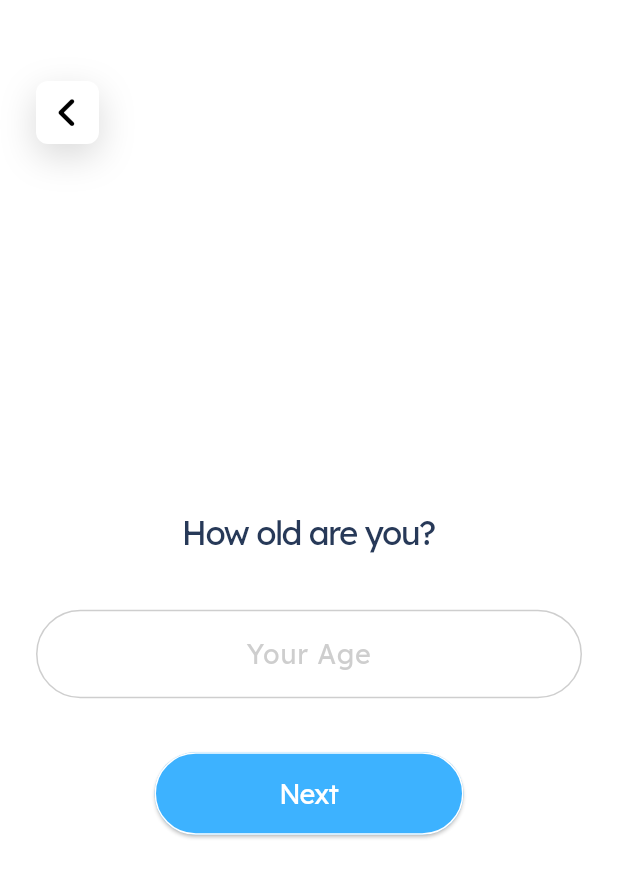
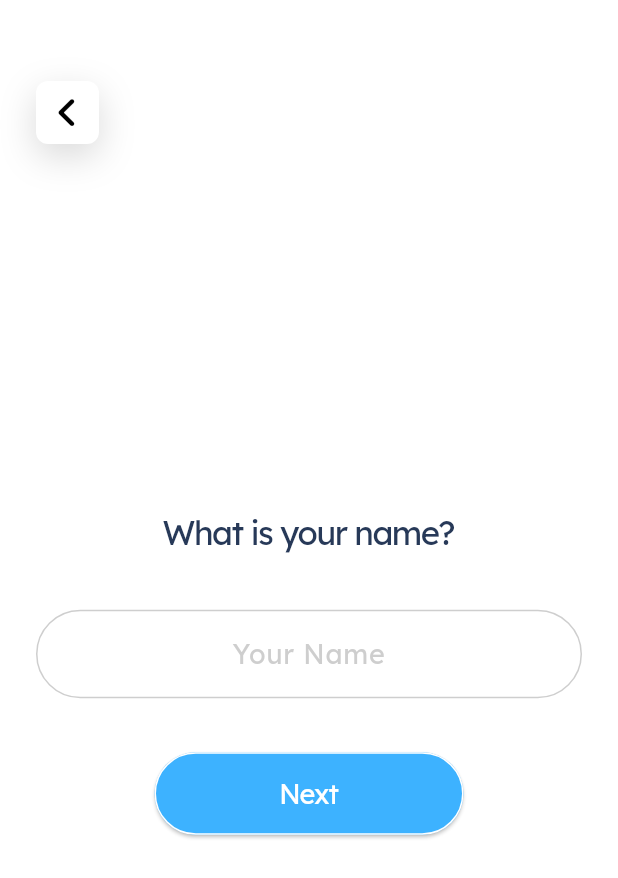
Before and after one commit to TuongPhamCT/ABC_Learning, a Flutter app: the NameProfilePage screen opened directly, on a phone screen of 412 x 824 dp. Shown: the top 878 px of the screen. Run offline on Flutter 3.47's test engine with Material 3 defaults, Android fonts, the light colour scheme and no system bars; our stand-ins replace firebase_auth, firebase_core, font_awesome_flutter, gap, hive_flutter, simple_gradient_text; accounts and stored records are empty; project files that could hold a hidden picture were left out.

Commit message:
Name profile page ui done

```diff
--- a/abc_learning_app/lib/page/age_profile_page.dart
+++ b/abc_learning_app/lib/page/age_profile_page.dart
@@ -1,6 +1,7 @@
 import 'package:abc_learning_app/component/input_frame.dart';
 import 'package:abc_learning_app/constant/color_palette.dart';
 import 'package:abc_learning_app/constant/text_style.dart';
+import 'package:abc_learning_app/page/name_profile_page.dart';
 import 'package:flutter/material.dart';
 import 'package:font_awesome_flutter/font_awesome_flutter.dart';
 import 'package:gap/gap.dart';
@@ -66,7 +67,10 @@ class _AgeProfileState extends State<AgeProfile> {
                     ),
                     const Gap(36),
                     ElevatedButton(
-                      onPressed: () {},
+                      onPressed: () {
+                        Navigator.of(context)
+                            .pushNamed(NameProfilePage.routeName);
+                      },
                       style: ButtonStyle(
                         padding: MaterialStateProperty.all<EdgeInsetsGeometry>(
                             EdgeInsets.all(8)),
--- a/abc_learning_app/lib/page/name_profile_page.dart
+++ b/abc_learning_app/lib/page/name_profile_page.dart
@@ -7,6 +7,7 @@ import 'package:gap/gap.dart';
 
 class NameProfilePage extends StatefulWidget {
   const NameProfilePage({super.key});
+  static const String routeName = 'name_profile_page';
 
   @override
   State<NameProfilePage> createState() => _NameProfilePageState();
@@ -54,14 +55,13 @@ class _NameProfilePageState extends State<NameProfilePage> {
                   mainAxisAlignment: MainAxisAlignment.center,
                   children: [
                     Text(
-                      'How old are you?',
+                      'What is your name?',
                       style: TextStyles.profileTitle,
                     ),
                     const Gap(36),
                     InputFrame(
-                      hintText: 'Your Age',
+                      hintText: 'Your Name',
                       textAlign: TextAlign.center,
-                      keyboardType: TextInputType.number,
                     ),
                     const Gap(36),
                     ElevatedButton(
--- a/abc_learning_app/lib/route.dart
+++ b/abc_learning_app/lib/route.dart
@@ -1,5 +1,6 @@
 import 'package:abc_learning_app/page/age_profile_page.dart';
 import 'package:abc_learning_app/page/login_page.dart';
+import 'package:abc_learning_app/page/name_profile_page.dart';
 import 'package:abc_learning_app/page/register_page.dart';
 import 'package:abc_learning_app/page/splash_page.dart';
 import 'package:abc_learning_app/page/starter_page.dart';
@@ -11,4 +12,5 @@ final Map<String, WidgetBuilder> routes = {
   LoginPage.routeName: (context) => LoginPage(),
   RegisterPage.routeName: (context) => RegisterPage(),
   AgeProfile.routeName: (context) => AgeProfile(),
+  NameProfilePage.routeName: (context) => NameProfilePage(),
 };
```
